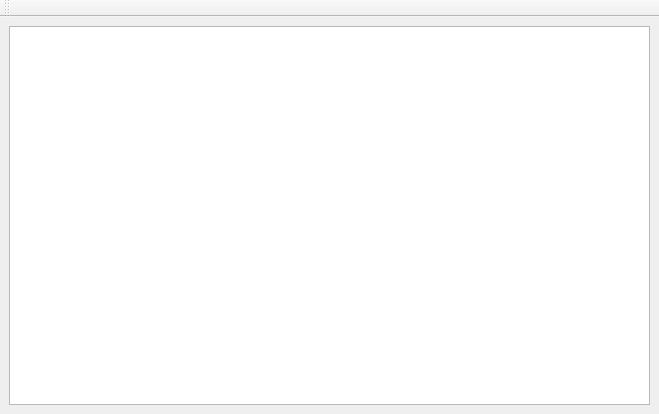
Above: src/lib/qt/style_editor.ui from haocxy/litext before the change. Below: the same form after it.
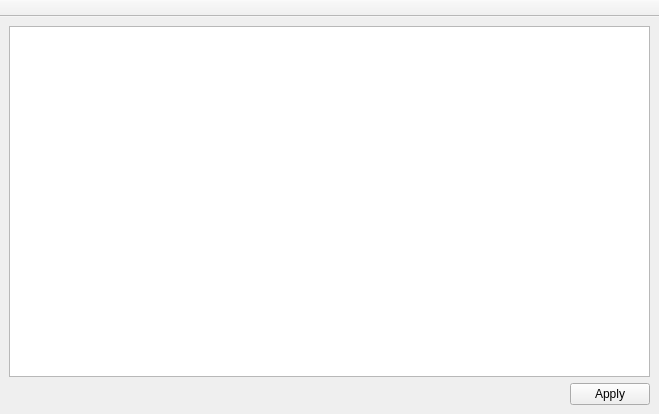
That is the form after the change.

Commit message: 样式编辑界面(无逻辑)

Patch:
```diff
--- a/src/lib/qt/style_editor.ui
+++ b/src/lib/qt/style_editor.ui
@@ -25,6 +25,30 @@
       </property>
      </widget>
     </item>
+    <item>
+     <layout class="QHBoxLayout" name="horizontalLayout">
+      <item>
+       <spacer name="horizontalSpacer">
+        <property name="orientation">
+         <enum>Qt::Horizontal</enum>
+        </property>
+        <property name="sizeHint" stdset="0">
+         <size>
+          <width>40</width>
+          <height>20</height>
+         </size>
+        </property>
+       </spacer>
+      </item>
+      <item>
+       <widget class="QPushButton" name="applyButton">
+        <property name="text">
+         <string>Apply</string>
+        </property>
+       </widget>
+      </item>
+     </layout>
+    </item>
    </layout>
   </widget>
   <widget class="QMenuBar" name="menubar">
@@ -41,6 +65,15 @@
    <property name="windowTitle">
     <string>toolBar</string>
    </property>
+   <property name="movable">
+    <bool>false</bool>
+   </property>
+   <property name="toolButtonStyle">
+    <enum>Qt::ToolButtonTextUnderIcon</enum>
+   </property>
+   <property name="floatable">
+    <bool>false</bool>
+   </property>
    <attribute name="toolBarArea">
     <enum>TopToolBarArea</enum>
    </attribute>
```
The commit also changes 3 other files.
